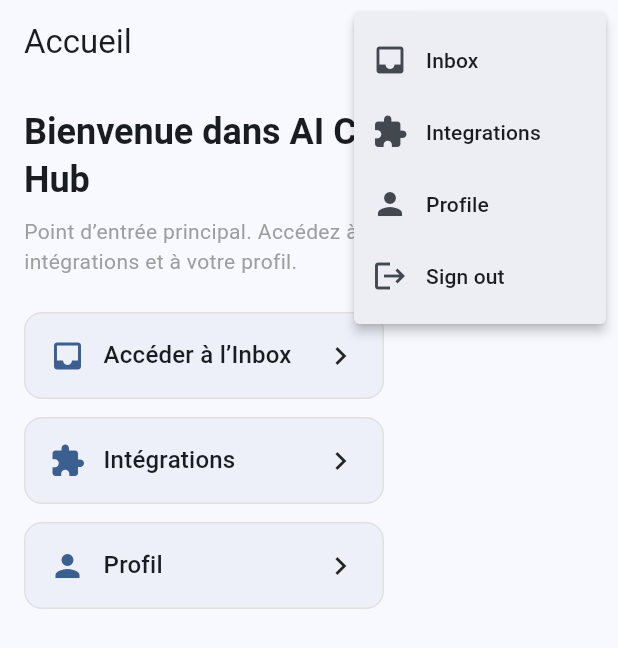
After one commit to Vromain/myassistantpersonal, a Flutter app: the MainScreen screen opened by its route, after a tap on the "more vert" icon, on a phone screen of 412 x 824 dp. The commit adds this screen. Shown: the top 648 px of the screen. Run offline on Flutter 3.47's test engine with Material 3 defaults, Android fonts, the phone set to English and light mode, and no system bars; our stand-ins replace dio, fl_chart, flutter_colorpicker, flutter_riverpod, flutter_secure_storage, freezed_annotation and 8 more; missing offline and left inert: flutter_web_auth_2; accounts and stored records are empty; generated files the repository leaves out were written again; network calls fail.

Commit message:
feat(auth): add token persistence and main screen navigation
- Save auth token in DioClient during login and token save operations
- Implement new MainScreen as landing page for authenticated users
- Update login flow to redirect to /main after successful authentication
- Improve run script with better port handling and chrome device support

```diff
--- /dev/null
+++ b/flutter_app/lib/screens/main_screen.dart
@@ -0,0 +1,146 @@
+import 'package:flutter/material.dart';
+import 'package:flutter_riverpod/flutter_riverpod.dart';
+import 'package:go_router/go_router.dart';
+
+import '../providers/auth_provider.dart';
+
+class MainScreen extends ConsumerWidget {
+  const MainScreen({super.key});
+
+  @override
+  Widget build(BuildContext context, WidgetRef ref) {
+    return Scaffold(
+      appBar: AppBar(
+        title: const Text('Accueil'),
+        actions: [
+          PopupMenuButton<String>(
+            onSelected: (value) async {
+              switch (value) {
+                case 'inbox':
+                  if (context.mounted) context.push('/inbox');
+                  break;
+                case 'integrations':
+                  if (context.mounted) context.push('/integrations');
+                  break;
+                case 'profile':
+                  if (context.mounted) context.push('/profile');
+                  break;
+                case 'logout':
+                  await ref.read(authProvider.notifier).signOut();
+                  if (context.mounted) context.go('/login');
+                  break;
+              }
+            },
+            itemBuilder: (context) => const [
+              PopupMenuItem(
+                value: 'inbox',
+                child: Row(
+                  children: [Icon(Icons.inbox), SizedBox(width: 12), Text('Inbox')],
+                ),
+              ),
+              PopupMenuItem(
+                value: 'integrations',
+                child: Row(
+                  children: [Icon(Icons.extension), SizedBox(width: 12), Text('Integrations')],
+                ),
+              ),
+              PopupMenuItem(
+                value: 'profile',
+                child: Row(
+                  children: [Icon(Icons.person), SizedBox(width: 12), Text('Profile')],
+                ),
+              ),
+              PopupMenuItem(
+                value: 'logout',
+                child: Row(
+                  children: [Icon(Icons.logout), SizedBox(width: 12), Text('Sign out')],
+                ),
+              ),
+            ],
+          )
+        ],
+      ),
+      body: Padding(
+        padding: const EdgeInsets.all(16),
+        child: Column(
+          crossAxisAlignment: CrossAxisAlignment.start,
+          children: [
+            Text(
+              'Bienvenue dans AI Communication Hub',
+              style: Theme.of(context).textTheme.headlineSmall?.copyWith(fontWeight: FontWeight.w600),
+            ),
+            const SizedBox(height: 8),
+            Text(
+              'Point d’entrée principal. Accédez à votre Inbox, aux intégrations et à votre profil.',
+              style: Theme.of(context).textTheme.bodyMedium?.copyWith(color: Colors.grey),
+            ),
+            const SizedBox(height: 24),
+            Wrap(
+              spacing: 12,
+              runSpacing: 12,
+              children: [
+                _NavCard(
+                  icon: Icons.inbox,
+                  title: 'Accéder à l’Inbox',
+                  onTap: () => context.push('/inbox'),
+                ),
+                _NavCard(
+                  icon: Icons.extension,
+                  title: 'Intégrations',
+                  onTap: () => context.push('/integrations'),
+                ),
+                _NavCard(
+                  icon: Icons.person,
+                  title: 'Profil',
+                  onTap: () => context.push('/profile'),
+                ),
+              ],
+            ),
+          ],
+        ),
+      ),
+    );
+  }
+}
+
+class _NavCard extends StatelessWidget {
+  final IconData icon;
+  final String title;
+  final VoidCallback onTap;
+
+  const _NavCard({
+    required this.icon,
+    required this.title,
+    required this.onTap,
+  });
+
+  @override
+  Widget build(BuildContext context) {
+    return InkWell(
+      onTap: onTap,
+      borderRadius: BorderRadius.circular(12),
+      child: Container(
+        width: 240,
+        padding: const EdgeInsets.all(16),
+        decoration: BoxDecoration(
+          color: Theme.of(context).colorScheme.primary.withValues(alpha: 0.06),
+          borderRadius: BorderRadius.circular(12),
+          border: Border.all(color: Colors.grey.shade300),
+        ),
+        child: Row(
+          children: [
+            Icon(icon, color: Theme.of(context).colorScheme.primary),
+            const SizedBox(width: 12),
+            Expanded(
+              child: Text(
+                title,
+                style: Theme.of(context).textTheme.titleMedium,
+              ),
+            ),
+            const Icon(Icons.chevron_right),
+          ],
+        ),
+      ),
+    );
+  }
+}
--- a/flutter_app/lib/services/auth_service.dart
+++ b/flutter_app/lib/services/auth_service.dart
@@ -60,6 +60,7 @@ class AuthService {
     if (response.statusCode == 200) {
       // Save token and user data
       await _saveAuthData(data['token'], data['user']);
+      await DioClient.saveToken(data['token']);
       return {'success': true, 'user': data['user']};
     } else {
       return {'success': false, 'error': data['message'] ?? 'Login failed'};
@@ -178,6 +179,7 @@ class AuthService {
     final prefs = await SharedPreferences.getInstance();
     await prefs.setString(_tokenKey, token);
     await prefs.setString(_userKey, jsonEncode(user));
+    await DioClient.saveToken(token);
   }
 
   // Get authorization header
```
Also changed, not shown: flutter_app/lib/main.dart (+11 -2 lines), flutter_app/lib/providers/auth_provider.dart (+37 -0 lines), flutter_app/lib/screens/login_screen.dart (+10 -9 lines), flutter_app/lib/services/auth_repository.dart (+30 -16 lines), 1 other file.
